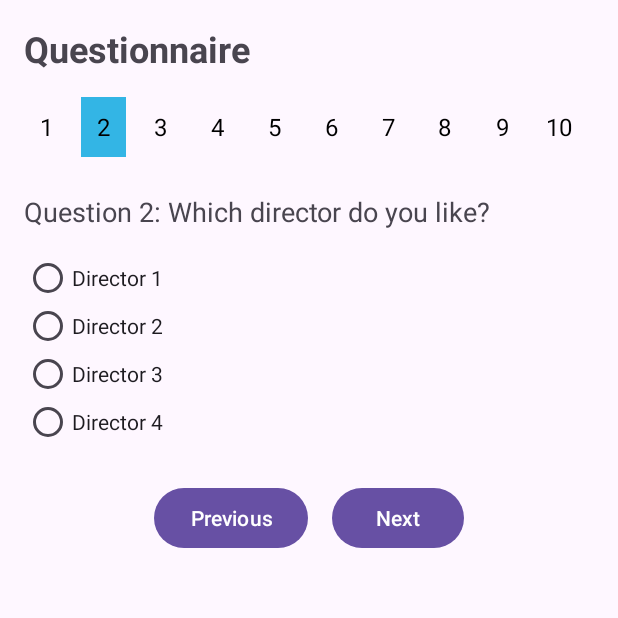
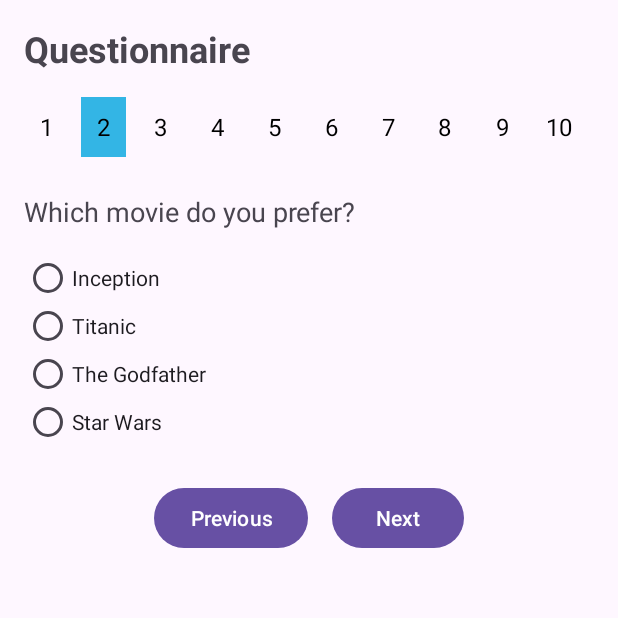
Before and after one commit to jmd5493/CinemaQuest, an Android app: the screen it shows after launch (MainActivity), after a tap on "Next", on a phone screen of 412 x 824 dp, the top half of it. Run offline under Robolectric (Android 15) with nearby library versions, the phone set to English and light mode, and no system bars.

Commit message:
Display saved answers at the end of the questionaire

```diff
--- a/app/build.gradle.kts
+++ b/app/build.gradle.kts
@@ -32,7 +32,6 @@ android {
 }
 
 dependencies {
-
     implementation(libs.appcompat)
     implementation(libs.material)
     implementation(libs.activity)
@@ -40,4 +39,6 @@ dependencies {
     testImplementation(libs.junit)
     androidTestImplementation(libs.ext.junit)
     androidTestImplementation(libs.espresso.core)
-}
+    implementation("androidx.sqlite:sqlite:2.1.0")
+    implementation("androidx.annotation:annotation:1.6.0")
+    }
--- /dev/null
+++ b/app/src/main/java/com/example/cinemaquest/DatabaseHelper.java
@@ -0,0 +1,36 @@
+package com.example.cinemaquest;
+import android.content.Context;
+import android.database.sqlite.SQLiteDatabase;
+import android.database.sqlite.SQLiteOpenHelper;
+
+public class DatabaseHelper extends SQLiteOpenHelper {
+
+    private static final String DATABASE_NAME = "cinemaquest.db";
+    private static final int DATABASE_VERSION = 1;
+
+    public static final String TABLE_ANSWERS = "answers";
+    public static final String COLUMN_ID = "_id";
+    public static final String COLUMN_QUESTION = "question";
+    public static final String COLUMN_ANSWER = "answer";
+
+    private static final String TABLE_CREATE =
+            "CREATE TABLE " + TABLE_ANSWERS + " (" +
+                    COLUMN_ID + " INTEGER PRIMARY KEY AUTOINCREMENT, " +
+                    COLUMN_QUESTION + " TEXT, " +
+                    COLUMN_ANSWER + " TEXT);";
+
+    public DatabaseHelper(Context context) {
+        super(context, DATABASE_NAME, null, DATABASE_VERSION);
+    }
+
+    @Override
+    public void onCreate(SQLiteDatabase db) {
+        db.execSQL(TABLE_CREATE);
+    }
+
+    @Override
+    public void onUpgrade(SQLiteDatabase db, int oldVersion, int newVersion) {
+        db.execSQL("DROP TABLE IF EXISTS " + TABLE_ANSWERS);
+        onCreate(db);
+    }
+}
--- a/app/src/main/java/com/example/cinemaquest/QuestionnaireFragment.java
+++ b/app/src/main/java/com/example/cinemaquest/QuestionnaireFragment.java
@@ -1,5 +1,9 @@
 package com.example.cinemaquest;
 
+import android.app.AlertDialog;
+import android.content.ContentValues;
+import android.database.Cursor;
+import android.database.sqlite.SQLiteDatabase;
 import android.os.Bundle;
 import android.view.LayoutInflater;
 import android.view.View;
@@ -12,6 +16,7 @@ import androidx.annotation.NonNull;
 import androidx.annotation.Nullable;
 import androidx.fragment.app.Fragment;
 
+import java.util.HashMap;
 
 public class QuestionnaireFragment extends Fragment {
 
@@ -19,59 +24,49 @@ public class QuestionnaireFragment extends Fragment {
     private TextView questionText;
     private RadioGroup answerOptions;
     private Button previousButton, nextButton;
+    private DatabaseHelper dbHelper; // Declare dbHelper
 
     private String[] questions = {
-            "What genre do you prefer?",
-            "Which director do you like?",
-            "What is your favorite movie era?",
-            "What mood are you in?",
-            "Favorite actor?",
-            "Preferred length of movie?",
-            "What time period?",
-            "Favorite language?",
-            "Level of intensity?",
-            "Favorite soundtrack type?"
+            "What is your favorite movie genre?",
+            "Which movie do you prefer?",
+            "What kind of movie ending do you like?",
+            "Which actor do you prefer?",
+            "What type of movie soundtrack do you enjoy?",
+            "Which movie setting do you prefer?",
+            "What kind of movie plot do you enjoy?",
+            "Which movie director do you prefer?",
+            "What movie length do you prefer?",
+            "Which movie era do you prefer?"
     };
 
     private String[][] answers = {
             {"Action", "Comedy", "Drama", "Sci-Fi"},
-            {"Director 1", "Director 2", "Director 3", "Director 4"},
-            {"1990s", "2000", "2010s", "2020s"},
-            {"Happy", "Sad", "Excited", "Relaxed"},
-            {"Actor 1", "Actor 2", "Actor 3", "Actor 4"},
+            {"Inception", "Titanic", "The Godfather", "Star Wars"},
+            {"Happy", "Sad", "Cliffhanger", "Open-ended"},
+            {"Leonardo DiCaprio", "Tom Hanks", "Meryl Streep", "Scarlett Johansson"},
+            {"Classical", "Rock", "Pop", "Instrumental"},
+            {"Urban", "Rural", "Space", "Fantasy"},
+            {"Linear", "Non-linear", "Multiple plots", "Single plot"},
+            {"Steven Spielberg", "Christopher Nolan", "Quentin Tarantino", "Martin Scorsese"},
             {"Short", "Medium", "Long", "Epic"},
-            {"Modern", "Historic", "Futuristic", "Fantasy"},
-            {"English", "Spanish", "French", "Mandarin"},
-            {"Calm", "Moderate", "Intense", "Thrilling"},
-            {"Classical", "Pop", "Rock", "Jazz"}
+            {"Classic", "Modern", "Future", "Historical"}
     };
 
-    private TextView[] indicators;
-     private Button finishButton;
+    private TextView[] indicators = new TextView[10];
+    private Button finishButton;
+    private HashMap<Integer, String> selectedAnswers = new HashMap<>();
 
     @Override
     public View onCreateView(LayoutInflater inflater, ViewGroup container, Bundle savedInstanceState) {
         View view = inflater.inflate(R.layout.fragment_questionnaire, container, false);
-
         questionText = view.findViewById(R.id.question_text);
-        answerOptions = view.findViewById(R.id.radioGroup_answers);
+        answerOptions = view.findViewById(R.id.answer_options);
         previousButton = view.findViewById(R.id.previous_button);
         nextButton = view.findViewById(R.id.next_button);
-
-        // Initialize the finish button
         finishButton = view.findViewById(R.id.finish_button);
-        finishButton.setVisibility(View.GONE); // Hide the finish button initially
-
-        // Set up the Finish button click listener
-        finishButton.setOnClickListener(v -> {
-            // Reset the questionnaire for a fresh start
-            currentQuestion = 1;
-            updateQuestion();
-            finishButton.setVisibility(View.GONE); // Hide the finish button after finishing
-        });
+        dbHelper = new DatabaseHelper(getContext());
 
         // Initialize indicators
-        indicators = new TextView[10];
         indicators[0] = view.findViewById(R.id.indicator_1);
         indicators[1] = view.findViewById(R.id.indicator_2);
         indicators[2] = view.findViewById(R.id.indicator_3);
@@ -83,9 +78,12 @@ public class QuestionnaireFragment extends Fragment {
         indicators[8] = view.findViewById(R.id.indicator_9);
         indicators[9] = view.findViewById(R.id.indicator_10);
 
-        // Set up listeners for previous and next buttons
+        // Set up listeners and initial state
+        updateQuestion();
+
         previousButton.setOnClickListener(v -> {
             if (currentQuestion > 1) {
+                saveCurrentAnswer();
                 currentQuestion--;
                 updateQuestion();
             }
@@ -93,21 +91,28 @@ public class QuestionnaireFragment extends Fragment {
 
         nextButton.setOnClickListener(v -> {
             if (currentQuestion < questions.length) {
+                saveCurrentAnswer();
                 currentQuestion++;
                 updateQuestion();
             }
         });
 
-        updateQuestion(); // Initial call to set the first question
+        finishButton.setOnClickListener(v -> {
+            saveCurrentAnswer();
+            saveAnswers();
+            displaySavedAnswers(); // Display the saved answers
+            // Reset the questionnaire for a fresh start
+            currentQuestion = 1;
+            updateQuestion();
+            finishButton.setVisibility(View.GONE); // Hide the finish button after finishing
+        });
 
         return view;
     }
 
     private void updateQuestion() {
-        // Set the question text dynamically
-        questionText.setText("Question " + currentQuestion + ": " + questions[currentQuestion - 1]);
-
-        // Update answer options dynamically
+        // Update question logic
+        questionText.setText(questions[currentQuestion - 1]);
         answerOptions.removeAllViews();
         for (String answer : answers[currentQuestion - 1]) {
             RadioButton radioButton = new RadioButton(getContext());
@@ -115,18 +120,20 @@ public class QuestionnaireFragment extends Fragment {
             answerOptions.addView(radioButton);
         }
 
-        // Loop through all indicators to reset their background color
-        for (int i = 0; i < indicators.length; i++) {
-            if (indicators[i] != null) {
-                // Set background color to transparent for all indicators
-                indicators[i].setBackgroundColor(getResources().getColor(android.R.color.transparent));
+        // Restore previously selected answer if available
+        if (selectedAnswers.containsKey(currentQuestion)) {
+            String selectedAnswer = selectedAnswers.get(currentQuestion);
+            for (int i = 0; i < answerOptions.getChildCount(); i++) {
+                RadioButton radioButton = (RadioButton) answerOptions.getChildAt(i);
+                if (radioButton.getText().equals(selectedAnswer)) {
+                    radioButton.setChecked(true);
+                    break;
+                }
             }
         }
 
-        // Highlight the current question indicator
-        if (indicators[currentQuestion - 1] != null) {
-            indicators[currentQuestion - 1].setBackgroundColor(getResources().getColor(android.R.color.holo_blue_light));
-        }
+        // Update question indicators
+        updateIndicators();
 
         // Enable or disable the navigation buttons based on the question position
         previousButton.setEnabled(currentQuestion > 1);
@@ -134,13 +141,84 @@ public class QuestionnaireFragment extends Fragment {
 
         // Show Finish button on the last question, hide Next button
         if (currentQuestion == questions.length) {
+            nextButton.setVisibility(View.GONE);
             finishButton.setVisibility(View.VISIBLE);
-            nextButton.setVisibility(View.GONE);
         } else {
+            nextButton.setVisibility(View.VISIBLE);
             finishButton.setVisibility(View.GONE);
-            nextButton.setVisibility(View.VISIBLE);
         }
     }
 
+    private void updateIndicators() {
+        for (int i = 0; i < indicators.length; i++) {
+            if (i == currentQuestion - 1) {
+                indicators[i].setBackgroundColor(getResources().getColor(android.R.color.holo_blue_light));
+            } else {
+                indicators[i].setBackgroundColor(getResources().getColor(android.R.color.transparent));
+            }
+        }
+    }
 
+    private void saveCurrentAnswer() {
+        int selectedId = answerOptions.getCheckedRadioButtonId();
+        if (selectedId != -1) {
+            RadioButton selectedRadioButton = answerOptions.findViewById(selectedId);
+            String selectedAnswer = selectedRadioButton.getText().toString();
+            selectedAnswers.put(currentQuestion, selectedAnswer);
+        }
+    }
+
+    private void saveAnswers() {
+        SQLiteDatabase db = dbHelper.getWritableDatabase();
+        ContentValues values = new ContentValues();
+
+        for (int i = 1; i <= questions.length; i++) {
+            if (selectedAnswers.containsKey(i)) {
+                values.put(DatabaseHelper.COLUMN_QUESTION, questions[i - 1]);
+                values.put(DatabaseHelper.COLUMN_ANSWER, selectedAnswers.get(i));
+                String whereClause = DatabaseHelper.COLUMN_QUESTION + " = ?";
+                String[] whereArgs = {questions[i - 1]};
+                int rowsUpdated = db.update(DatabaseHelper.TABLE_ANSWERS, values, whereClause, whereArgs);
+                if (rowsUpdated == 0) {
+                    db.insert(DatabaseHelper.TABLE_ANSWERS, null, values);
+                }
+            }
+        }
+
+        db.close();
+    }
+
+    private void displaySavedAnswers() {
+        SQLiteDatabase db = dbHelper.getReadableDatabase();
+        String[] projection = {
+                DatabaseHelper.COLUMN_QUESTION,
+                DatabaseHelper.COLUMN_ANSWER
+        };
+
+        Cursor cursor = db.query(
+                DatabaseHelper.TABLE_ANSWERS,   // The table to query
+                projection,                     // The columns to return
+                null,                           // The columns for the WHERE clause
+                null,                           // The values for the WHERE clause
+                null,                           // Don't group the rows
+                null,                           // Don't filter by row groups
+                null                            // The sort order
+        );
+
+        StringBuilder savedAnswers = new StringBuilder();
+        while (cursor.moveToNext()) {
+            String question = cursor.getString(cursor.getColumnIndexOrThrow(DatabaseHelper.COLUMN_QUESTION));
+            String answer = cursor.getString(cursor.getColumnIndexOrThrow(DatabaseHelper.COLUMN_ANSWER));
+            savedAnswers.append("Question: ").append(question).append("\nAnswer: ").append(answer).append("\n\n");
+        }
+        cursor.close();
+        db.close();
+
+        // Display the saved answers (e.g., in a TextView or a dialog)
+        new AlertDialog.Builder(getContext())
+                .setTitle("Saved Answers")
+                .setMessage(savedAnswers.toString())
+                .setPositiveButton("OK", null)
+                .show();
+    }
 }
--- a/app/src/main/res/layout/fragment_questionnaire.xml
+++ b/app/src/main/res/layout/fragment_questionnaire.xml
@@ -94,6 +94,7 @@
                     android:text="10" />
             </LinearLayout>
         </HorizontalScrollView>
+
         <!-- Question Text -->
         <TextView
             android:id="@+id/question_text"
@@ -105,35 +106,10 @@
 
         <!-- Answer Options -->
         <RadioGroup
-            android:id="@+id/radioGroup_answers"
+            android:id="@+id/answer_options"
             android:layout_width="match_parent"
             android:layout_height="wrap_content"
-            android:orientation="vertical">
-
-            <RadioButton
-                android:id="@+id/answer_option_1"
-                android:layout_width="wrap_content"
-                android:layout_height="wrap_content"
-                android:text="Action" />
-
-            <RadioButton
-                android:id="@+id/answer_option_2"
-                android:layout_width="wrap_content"
-                android:layout_height="wrap_content"
-                android:text="Comedy" />
-
-            <RadioButton
-                android:id="@+id/answer_option_3"
-                android:layout_width="wrap_content"
-                android:layout_height="wrap_content"
-                android:text="Drama" />
-
-            <RadioButton
-                android:id="@+id/answer_option_4"
-                android:layout_width="wrap_content"
-                android:layout_height="wrap_content"
-                android:text="Sci-Fi" />
-        </RadioGroup>
+            android:orientation="vertical" />
 
         <!-- Navigation Buttons -->
         <LinearLayout
```
Also changed, not shown: app/src/main/java/com/example/cinemaquest/Answer.java (added, +36 -0 lines).
